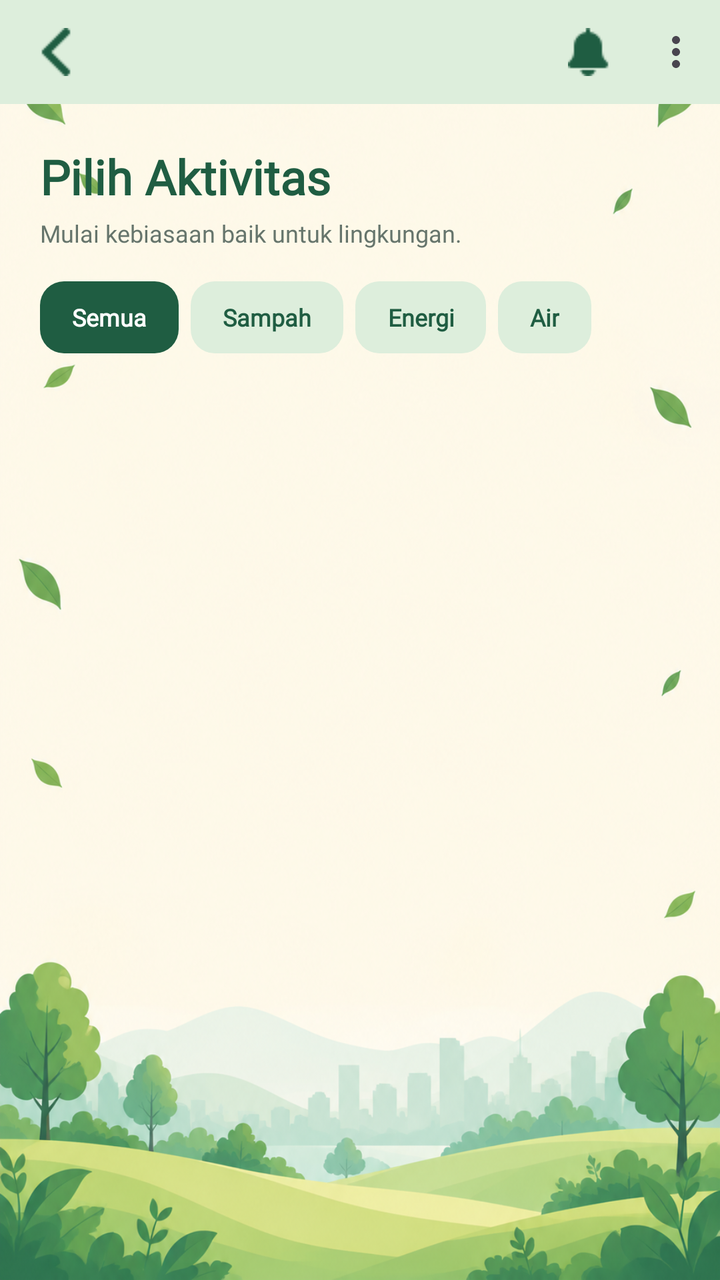
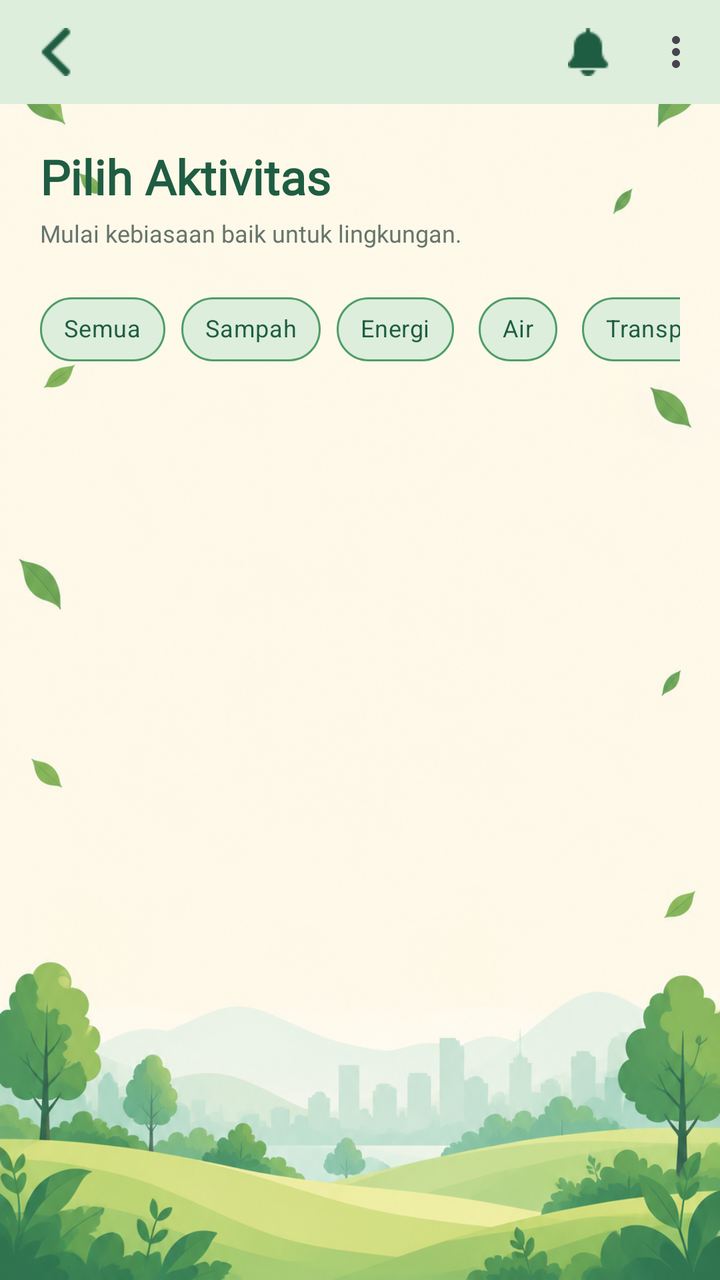

Screens rendered from an Android XML layout before and after an edit, with the pre-edit source and the edit as a unified diff.
<!-- AndroidManifest.xml: application theme Theme.Mobile_Iqbal -->
<!-- res/layout/fragment_activity.xml -->
<?xml version="1.0" encoding="utf-8"?>
<androidx.constraintlayout.widget.ConstraintLayout
    xmlns:android="http://schemas.android.com/apk/res/android"
    xmlns:app="http://schemas.android.com/apk/res-auto"
    android:layout_width="match_parent"
    android:layout_height="match_parent"
    android:background="@drawable/bgutama">


    <com.google.android.material.appbar.MaterialToolbar
        android:id="@+id/toolbarActivity"
        android:layout_width="0dp"
        android:layout_height="52dp"
        android:background="#DDEEDC"
        app:navigationIcon="@drawable/left"
        app:title=""
        app:menu="@menu/main_menu"
        app:layout_constraintTop_toTopOf="parent"
        app:layout_constraintStart_toStartOf="parent"
        app:layout_constraintEnd_toEndOf="parent" />



    <LinearLayout
        android:id="@+id/headerActivity"
        android:layout_width="0dp"
        android:layout_height="wrap_content"
        android:orientation="vertical"
        android:paddingStart="20dp"
        android:paddingTop="20dp"
        android:paddingEnd="20dp"
        app:layout_constraintTop_toBottomOf="@id/toolbarActivity"
        app:layout_constraintStart_toStartOf="parent"
        app:layout_constraintEnd_toEndOf="parent">


    <TextView
            android:id="@+id/txtActivityTitle"
            android:layout_width="match_parent"
            android:layout_height="wrap_content"
            android:text="Pilih Aktivitas"
            android:textColor="#1F5D42"
            android:textSize="24sp"
            android:textStyle="bold"
            android:fontFamily="@font/poppins" />

        <TextView
            android:id="@+id/txtActivitySubtitle"
            android:layout_width="match_parent"
            android:layout_height="wrap_content"
            android:layout_marginTop="4dp"
            android:text="Mulai kebiasaan baik untuk lingkungan."
            android:textColor="#66756C"
            android:textSize="12sp"
            android:fontFamily="@font/poppins" />

        <HorizontalScrollView
            android:layout_width="match_parent"
            android:layout_height="wrap_content"
            android:layout_marginTop="16dp"
            android:scrollbars="none">

            <LinearLayout
                android:layout_width="wrap_content"
                android:layout_height="wrap_content"
                android:orientation="horizontal">

                <TextView
                    android:id="@+id/btnSemua"
                    android:layout_width="wrap_content"
                    android:layout_height="36dp"
                    android:layout_marginEnd="6dp"
                    android:background="@drawable/bg_filter_selected"
                    android:gravity="center"
                    android:paddingStart="16dp"
                    android:paddingEnd="16dp"
                    android:text="Semua"
                    android:textColor="#FFFFFF"
                    android:textSize="12sp"
                    android:textStyle="bold"
                    android:fontFamily="@font/poppins" />

                <TextView
                    android:id="@+id/btnSampah"
                    android:layout_width="wrap_content"
                    android:layout_height="36dp"
                    android:layout_marginEnd="6dp"
                    android:background="@drawable/bg_filter"
                    android:gravity="center"
                    android:paddingStart="16dp"
                    android:paddingEnd="16dp"
                    android:text="Sampah"
                    android:textColor="#1F5D42"
                    android:textSize="12sp"
                    android:textStyle="bold"
                    android:fontFamily="@font/poppins" />

                <TextView
                    android:id="@+id/btnEnergi"
                    android:layout_width="wrap_content"
                    android:layout_height="36dp"
                    android:layout_marginEnd="6dp"
                    android:background="@drawable/bg_filter"
                    android:gravity="center"
                    android:paddingStart="16dp"
                    android:paddingEnd="16dp"
                    android:text="Energi"
                    android:textColor="#1F5D42"
                    android:textSize="12sp"
                    android:textStyle="bold"
                    android:fontFamily="@font/poppins" />

                <TextView
                    android:id="@+id/btnAir"
                    android:layout_width="wrap_content"
                    android:layout_height="36dp"
                    android:background="@drawable/bg_filter"
                    android:gravity="center"
                    android:paddingStart="16dp"
                    android:paddingEnd="16dp"
                    android:text="Air"
                    android:textColor="#1F5D42"
                    android:textSize="12sp"
                    android:textStyle="bold"
                    android:fontFamily="@font/poppins" />

            </LinearLayout>
        </HorizontalScrollView>
    </LinearLayout>

    <ListView
        android:id="@+id/listViewActivity"
        android:layout_width="0dp"
        android:layout_height="0dp"
        android:layout_marginStart="16dp"
        android:layout_marginTop="16dp"
        android:layout_marginEnd="16dp"
        android:layout_marginBottom="8dp"
        android:background="@android:color/transparent"
        android:divider="@android:color/transparent"
        android:dividerHeight="10dp"
        android:clipToPadding="false"
        android:paddingTop="2dp"
        android:paddingBottom="12dp"
        android:scrollbars="none"
        app:layout_constraintTop_toBottomOf="@id/headerActivity"
        app:layout_constraintBottom_toBottomOf="parent"
        app:layout_constraintStart_toStartOf="parent"
        app:layout_constraintEnd_toEndOf="parent" />

</androidx.constraintlayout.widget.ConstraintLayout>
<!-- resources referenced by this layout -->
<resources>
  <!-- drawable bg_filter (drawable) -->
  <?xml version="1.0" encoding="utf-8"?>
  <shape xmlns:android="http://schemas.android.com/apk/res/android">
      <solid android:color="#DDEEDC" />
      <corners android:radius="12dp" />
  </shape>
  <!-- drawable bg_filter_selected (drawable) -->
  <?xml version="1.0" encoding="utf-8"?>
  <shape xmlns:android="http://schemas.android.com/apk/res/android">
      <solid android:color="#1F5D42" />
      <corners android:radius="12dp" />
  </shape>
  <!-- drawable bgutama: png bitmap (drawable, 910591 bytes) -->
  <!-- drawable left: png bitmap (drawable, 427 bytes) -->
  <style name="Theme.Mobile_Iqbal" parent="Base.Theme.Mobile_Iqbal" />
  <style name="Base.Theme.Mobile_Iqbal" parent="Theme.Material3.DayNight.NoActionBar">
          
          
      </style>
</resources>

<!-- the commit's change to res/layout/fragment_activity.xml (unified diff, before → after) -->
@@ -60,71 +60,110 @@
             android:layout_marginTop="16dp"
             android:scrollbars="none">
 
-            <LinearLayout
+            <com.google.android.material.chip.ChipGroup
+                android:id="@+id/chipGroupKategori"
                 android:layout_width="wrap_content"
                 android:layout_height="wrap_content"
-                android:orientation="horizontal">
+                app:singleSelection="true"
+                app:selectionRequired="true"
+                app:chipSpacingHorizontal="8dp">
 
-                <TextView
-                    android:id="@+id/btnSemua"
+                <com.google.android.material.chip.Chip
+                    android:id="@+id/chipSemua"
+                    style="@style/Widget.MaterialComponents.Chip.Choice"
                     android:layout_width="wrap_content"
-                    android:layout_height="36dp"
-                    android:layout_marginEnd="6dp"
-                    android:background="@drawable/bg_filter_selected"
-                    android:gravity="center"
-                    android:paddingStart="16dp"
-                    android:paddingEnd="16dp"
+                    android:layout_height="wrap_content"
+                    android:checkable="true"
                     android:text="Semua"
-                    android:textColor="#FFFFFF"
+                    android:fontFamily="@font/poppins"
                     android:textSize="12sp"
-                    android:textStyle="bold"
-                    android:fontFamily="@font/poppins" />
+                    app:checkedIconVisible="false"
+                    app:chipBackgroundColor="@color/chip_filter_background"
+                    app:chipStrokeColor="#4F9D69"
+                    app:chipStrokeWidth="1dp"
+                    app:chipCornerRadius="20dp"
+                    android:textColor="@color/chip_filter_text" />
 
-                <TextView
-                    android:id="@+id/btnSampah"
+                <com.google.android.material.chip.Chip
+                    android:id="@+id/chipSampah"
+                    style="@style/Widget.MaterialComponents.Chip.Choice"
                     android:layout_width="wrap_content"
-                    android:layout_height="36dp"
-                    android:layout_marginEnd="6dp"
-                    android:background="@drawable/bg_filter"
-                    android:gravity="center"
-                    android:paddingStart="16dp"
-                    android:paddingEnd="16dp"
+                    android:layout_height="wrap_content"
+                    android:checkable="true"
                     android:text="Sampah"
-                    android:textColor="#1F5D42"
+                    android:fontFamily="@font/poppins"
                     android:textSize="12sp"
-                    android:textStyle="bold"
-                    android:fontFamily="@font/poppins" />
+                    app:checkedIconVisible="false"
+                    app:chipBackgroundColor="@color/chip_filter_background"
+                    app:chipStrokeColor="#4F9D69"
+                    app:chipStrokeWidth="1dp"
+                    app:chipCornerRadius="20dp"
+                    android:textColor="@color/chip_filter_text" />
 
-                <TextView
-                    android:id="@+id/btnEnergi"
+                <com.google.android.material.chip.Chip
+                    android:id="@+id/chipEnergi"
+                    style="@style/Widget.MaterialComponents.Chip.Choice"
                     android:layout_width="wrap_content"
-                    android:layout_height="36dp"
-                    android:layout_marginEnd="6dp"
-                    android:background="@drawable/bg_filter"
-                    android:gravity="center"
-                    android:paddingStart="16dp"
-                    android:paddingEnd="16dp"
+                    android:layout_height="wrap_content"
+                    android:checkable="true"
                     android:text="Energi"
-                    android:textColor="#1F5D42"
+                    android:fontFamily="@font/poppins"
                     android:textSize="12sp"
-                    android:textStyle="bold"
-                    android:fontFamily="@font/poppins" />
+                    app:checkedIconVisible="false"
+                    app:chipBackgroundColor="@color/chip_filter_background"
+                    app:chipStrokeColor="#4F9D69"
+                    app:chipStrokeWidth="1dp"
+                    app:chipCornerRadius="20dp"
+                    android:textColor="@color/chip_filter_text" />
 
-                <TextView
-                    android:id="@+id/btnAir"
+                <com.google.android.material.chip.Chip
+                    android:id="@+id/chipAir"
+                    style="@style/Widget.MaterialComponents.Chip.Choice"
                     android:layout_width="wrap_content"
-                    android:layout_height="36dp"
-                    android:background="@drawable/bg_filter"
-                    android:gravity="center"
-                    android:paddingStart="16dp"
-                    android:paddingEnd="16dp"
+                    android:layout_height="wrap_content"
+                    android:checkable="true"
                     android:text="Air"
-                    android:textColor="#1F5D42"
+                    android:fontFamily="@font/poppins"
                     android:textSize="12sp"
-                    android:textStyle="bold"
-                    android:fontFamily="@font/poppins" />
+                    app:checkedIconVisible="false"
+                    app:chipBackgroundColor="@color/chip_filter_background"
+                    app:chipStrokeColor="#4F9D69"
+                    app:chipStrokeWidth="1dp"
+                    app:chipCornerRadius="20dp"
+                    android:textColor="@color/chip_filter_text" />
 
-            </LinearLayout>
+                <com.google.android.material.chip.Chip
+                    android:id="@+id/chipTransportasi"
+                    style="@style/Widget.MaterialComponents.Chip.Choice"
+                    android:layout_width="wrap_content"
+                    android:layout_height="wrap_content"
+                    android:checkable="true"
+                    android:text="Transportasi"
+                    android:fontFamily="@font/poppins"
+                    android:textSize="12sp"
+                    app:checkedIconVisible="false"
+                    app:chipBackgroundColor="@color/chip_filter_background"
+                    app:chipStrokeColor="#4F9D69"
+                    app:chipStrokeWidth="1dp"
+                    app:chipCornerRadius="20dp"
+                    android:textColor="@color/chip_filter_text" />
+
+                <com.google.android.material.chip.Chip
+                    android:id="@+id/chipKebiasaanHijau"
+                    style="@style/Widget.MaterialComponents.Chip.Choice"
+                    android:layout_width="wrap_content"
+                    android:layout_height="wrap_content"
+                    android:checkable="true"
+                    android:text="Kebiasaan Hijau"
+                    android:fontFamily="@font/poppins"
+                    android:textSize="12sp"
+                    app:checkedIconVisible="false"
+                    app:chipBackgroundColor="@color/chip_filter_background"
+                    app:chipStrokeColor="#4F9D69"
+                    app:chipStrokeWidth="1dp"
+                    app:chipCornerRadius="20dp"
+                    android:textColor="@color/chip_filter_text" />
+            </com.google.android.material.chip.ChipGroup>
         </HorizontalScrollView>
     </LinearLayout>
 
<!-- resource entries referenced after the edit -->
@@ -1,17 +1,5 @@
 <!-- resources referenced by this layout -->
 <resources>
-  <!-- drawable bg_filter (drawable) -->
-  <?xml version="1.0" encoding="utf-8"?>
-  <shape xmlns:android="http://schemas.android.com/apk/res/android">
-      <solid android:color="#DDEEDC" />
-      <corners android:radius="12dp" />
-  </shape>
-  <!-- drawable bg_filter_selected (drawable) -->
-  <?xml version="1.0" encoding="utf-8"?>
-  <shape xmlns:android="http://schemas.android.com/apk/res/android">
-      <solid android:color="#1F5D42" />
-      <corners android:radius="12dp" />
-  </shape>
   <!-- drawable bgutama: png bitmap (drawable, 910591 bytes) -->
   <!-- drawable left: png bitmap (drawable, 427 bytes) -->
   <style name="Theme.Mobile_Iqbal" parent="Base.Theme.Mobile_Iqbal" />
